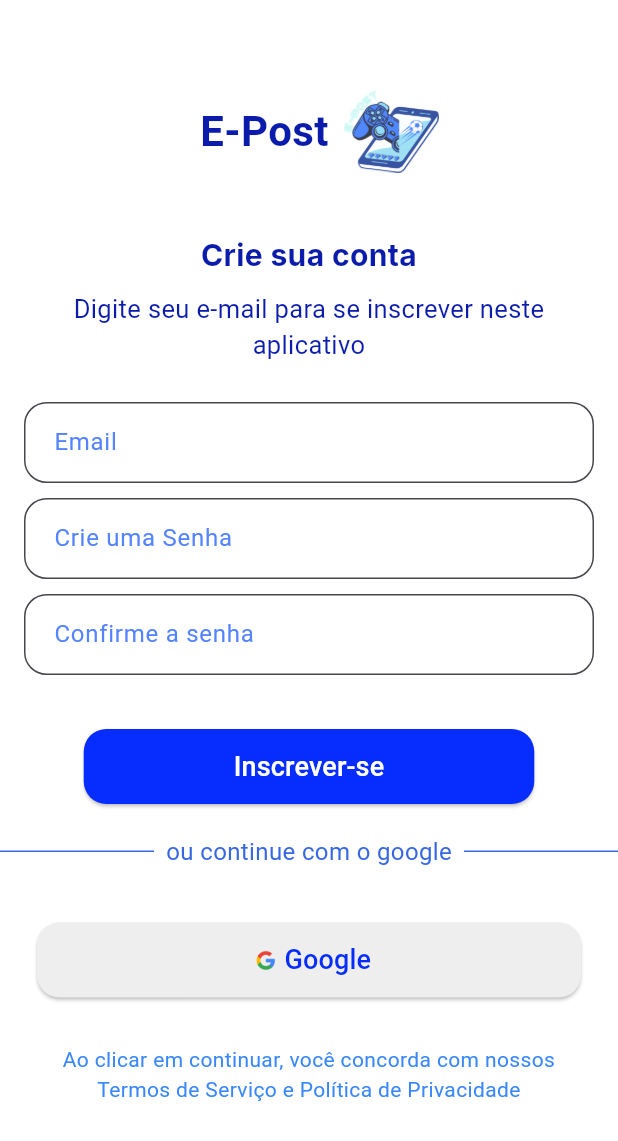
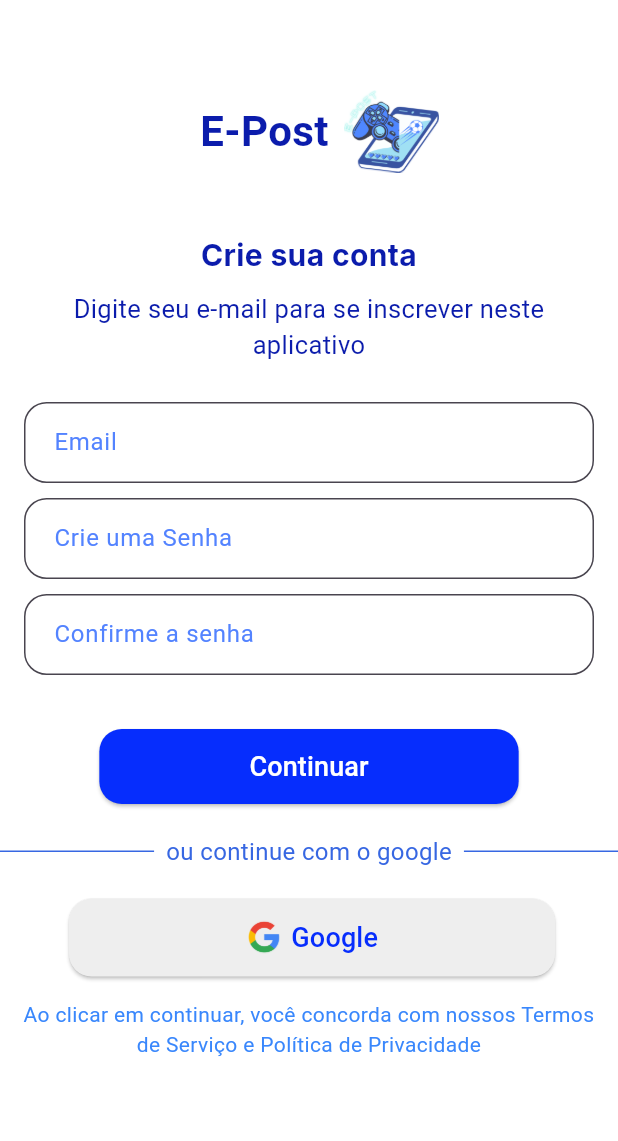
Before and after one commit to EduardoSA8006/E-Post, a Flutter app: the screen it shows after launch, on a phone screen of 412 x 824 dp. Shown: the top 1141 px of the screen. Run offline on Flutter 3.47's test engine with Material 3 defaults, Android fonts, the phone set to English and light mode, and no system bars; our stand-ins replace flutter_masked_text2, google_fonts.

Commit message:
Correção da logo do google, parte 2 da tela de signUp, verificações de entrada, adição de novos arquivos, entre outras pequenas alterações.

```diff
--- a/devel/e_post/lib/main.dart
+++ b/devel/e_post/lib/main.dart
@@ -1,6 +1,32 @@
+import 'package:e_post/screens/telaSignUp2.dart';
+
 import 'screens/telaSignup.dart';
 import 'package:flutter/material.dart';
+import 'package:flutter_localizations/flutter_localizations.dart';
 
 void main() {
-  runApp(TelaSignup());
+  runApp(MyApp());
 }
+
+class MyApp extends StatelessWidget {
+  @override
+  Widget build(BuildContext context) {
+    return MaterialApp(
+      debugShowCheckedModeBanner: false,
+      title: 'Meu Aplicativo',
+      theme: ThemeData(
+        primarySwatch: Colors.blue,
+      ),
+      localizationsDelegates: [
+        GlobalMaterialLocalizations.delegate,
+        GlobalWidgetsLocalizations.delegate,
+        GlobalCupertinoLocalizations.delegate,
+      ],
+      supportedLocales: [
+        const Locale('en', 'US'),
+        const Locale('pt', 'BR'),
+      ],
+      home: TelaSignup(),
+    );
+  }
+}
--- a/devel/e_post/lib/screens/telaSignup.dart
+++ b/devel/e_post/lib/screens/telaSignup.dart
@@ -1,3 +1,4 @@
+import 'package:e_post/screens/telaSignUp2.dart';
 import 'package:flutter/material.dart';
 import 'package:google_fonts/google_fonts.dart';
 
@@ -14,12 +15,12 @@ class _TelaSignupState extends State<TelaSignup> {
     return MaterialApp(
       debugShowCheckedModeBanner: false,
       home: Scaffold(
-        backgroundColor: Color.fromARGB(255, 255, 255, 255),
+        backgroundColor: const Color.fromARGB(255, 255, 255, 255),
         body: SingleChildScrollView(
           child: Column(
             children: <Widget>[
               Container(
-                margin: EdgeInsets.fromLTRB(0, 50, 0, 0),
+                margin: const EdgeInsets.fromLTRB(0, 50, 0, 0),
                 width: double.infinity,
                 height: 75,
                 color: Colors.white,
@@ -27,7 +28,7 @@ class _TelaSignupState extends State<TelaSignup> {
                   child: Row(
                     mainAxisSize: MainAxisSize.min,
                     children: <Widget>[
-                      Padding(
+                      const Padding(
                         padding: EdgeInsets.only(left: 30.0),
                         child: Text(
                           'E-Post',
@@ -38,9 +39,9 @@ class _TelaSignupState extends State<TelaSignup> {
                           ),
                         ),
                       ),
-                      SizedBox(width: 10),
+                      const SizedBox(width: 10),
                       Padding(
-                        padding: EdgeInsets.only(right: 16.0),
+                        padding: const EdgeInsets.only(right: 16.0),
                         child: Image.asset(
                           "assets/images/icon.png",
                           height: 55,
@@ -51,9 +52,9 @@ class _TelaSignupState extends State<TelaSignup> {
                 ),
               ),
               Container(
-                margin: EdgeInsets.fromLTRB(0, 20, 0, 0),
+                margin: const EdgeInsets.fromLTRB(0, 20, 0, 0),
                 color: Colors.white,
-                padding: EdgeInsets.all(10.0),
+                padding: const EdgeInsets.all(10.0),
                 child: Column(
                   children: <Widget>[
                     Text(
@@ -61,12 +62,12 @@ class _TelaSignupState extends State<TelaSignup> {
                       style: GoogleFonts.inter(
                         fontWeight: FontWeight.bold,
                         fontSize: 20,
-                        color: Color.fromARGB(255, 11, 28, 172),
+                        color: const Color.fromARGB(255, 11, 28, 172),
                       ),
                       textAlign: TextAlign.center,
                     ),
-                    SizedBox(height: 10),
-                    Text(
+                    const SizedBox(height: 10),
+                    const Text(
                       "Digite seu e-mail para se inscrever neste aplicativo",
                       style: TextStyle(
                         fontSize: 17,
@@ -79,7 +80,7 @@ class _TelaSignupState extends State<TelaSignup> {
               ),
               Container(
                 color: Colors.white,
-                padding: EdgeInsets.all(16.0),
+                padding: const EdgeInsets.all(16.0),
                 child: Column(
                   children: <Widget>[
                     TextFormField(
@@ -89,15 +90,15 @@ class _TelaSignupState extends State<TelaSignup> {
                           border: OutlineInputBorder(
                               borderRadius: BorderRadius.circular(15)),
                           labelText: 'Email',
-                          labelStyle: TextStyle(
+                          labelStyle: const TextStyle(
                             color: Color.fromARGB(255, 83, 131, 255),
                           ),
-                          contentPadding: EdgeInsets.symmetric(
+                          contentPadding: const EdgeInsets.symmetric(
                             vertical: 15,
                             horizontal: 16,
                           )),
                     ),
-                    SizedBox(height: 10),
+                    const SizedBox(height: 10),
                     TextFormField(
                       decoration: InputDecoration(
                         filled: true,
@@ -106,17 +107,17 @@ class _TelaSignupState extends State<TelaSignup> {
                           borderRadius: BorderRadius.circular(15),
                         ),
                         labelText: 'Crie uma Senha',
-                        labelStyle: TextStyle(
+                        labelStyle: const TextStyle(
                           color: Color.fromARGB(255, 83, 131, 255),
                         ),
-                        contentPadding: EdgeInsets.symmetric(
+                        contentPadding: const EdgeInsets.symmetric(
                           vertical: 15,
                           horizontal: 16,
                         ),
                       ),
                       obscureText: true, // Hides the password text
                     ),
-                    SizedBox(
+                    const SizedBox(
                       height: 10,
                     ),
                     TextFormField(
@@ -127,10 +128,10 @@ class _TelaSignupState extends State<TelaSignup> {
                           borderRadius: BorderRadius.circular(15),
                         ),
                         labelText: 'Confirme a senha',
-                        labelStyle: TextStyle(
+                        labelStyle: const TextStyle(
                           color: Color.fromARGB(255, 83, 131, 255),
                         ),
-                        contentPadding: EdgeInsets.symmetric(
+                        contentPadding: const EdgeInsets.symmetric(
                           vertical: 15,
                           horizontal: 16,
                         ),
@@ -142,41 +143,47 @@ class _TelaSignupState extends State<TelaSignup> {
               ),
               Container(
                 color: Colors.white,
-                margin: EdgeInsets.fromLTRB(0, 20, 0, 0),
+                margin: const EdgeInsets.fromLTRB(0, 20, 0, 0),
                 child: ElevatedButton(
                   style: ElevatedButton.styleFrom(
-                    backgroundColor: Color.fromARGB(255, 6, 45, 253),
+                    backgroundColor: const Color.fromARGB(255, 6, 45, 253),
                     shape: RoundedRectangleBorder(
                       borderRadius: BorderRadius.circular(15.0),
                     ),
-                    padding: EdgeInsets.symmetric(
+                    padding: const EdgeInsets.symmetric(
                       vertical: 12.0,
                       horizontal: 100.0,
                     ),
                   ),
-                  child: Text(
-                    'Inscrever-se',
+                  child: const Text(
+                    'Continuar',
                     style: TextStyle(
                       fontSize: 18,
                       color: Colors.white,
                     ),
                   ),
-                  onPressed: () {},
+                  onPressed: () {
+                    Navigator.push(
+                      context,
+                      MaterialPageRoute(
+                          builder: (context) => const TelaSignup2()),
+                    );
+                  },
                 ),
               ),
               Container(
                 color: Colors.white,
-                margin: EdgeInsets.fromLTRB(0, 20, 0, 0),
+                margin: const EdgeInsets.fromLTRB(0, 20, 0, 0),
                 child: Row(
                   children: <Widget>[
                     Expanded(
                       child: Container(
-                        margin: EdgeInsets.only(right: 8.0),
+                        margin: const EdgeInsets.only(right: 8.0),
                         height: 1.0,
-                        color: Color.fromARGB(255, 55, 103, 226),
+                        color: const Color.fromARGB(255, 55, 103, 226),
                       ),
                     ),
-                    Text(
+                    const Text(
                       "ou continue com o google",
                       style: TextStyle(
                         fontSize: 16,
@@ -186,41 +193,45 @@ class _TelaSignupState extends State<TelaSignup> {
                     ),
                     Expanded(
                       child: Container(
-                        margin: EdgeInsets.only(left: 8.0),
+                        margin: const EdgeInsets.only(left: 8.0),
                         height: 1.0,
-                        color: Color.fromARGB(255, 55, 103, 226),
+                        color: const Color.fromARGB(255, 55, 103, 226),
                       ),
                     ),
                   ],
                 ),
               ),
+              const SizedBox(
+                height: 20,
+              ),
               Container(
                 color: Colors.white,
-                margin: EdgeInsets.fromLTRB(0, 20, 0, 0),
-                padding: EdgeInsets.all(16.0),
+                padding: const EdgeInsets.fromLTRB(20, 0, 16, 0),
                 child: ElevatedButton(
                   style: ElevatedButton.styleFrom(
-                    backgroundColor: Color.fromARGB(255, 238, 238, 238),
+                    backgroundColor: const Color.fromARGB(255, 238, 238, 238),
                     shape: RoundedRectangleBorder(
                       borderRadius: BorderRadius.circular(15.0),
                     ),
-                    padding: EdgeInsets.symmetric(
-                      vertical: 12.0,
-                      horizontal: 140,
+                    padding: const EdgeInsets.symmetric(
+                      vertical: 13,
+                      horizontal: 118,
                     ),
                   ),
                   child: Row(
                     mainAxisSize: MainAxisSize.min,
+                    mainAxisAlignment: MainAxisAlignment.center,
                     children: <Widget>[
                       Padding(
-                        padding: EdgeInsets.only(left: 0),
+                        padding: const EdgeInsets.fromLTRB(0, 0, 5, 0),
                         child: Image.asset(
-                          "assets/images/googleLogo.png",
+                          "assets/images/logoGoogle.png",
                           height: 25,
                         ),
                       ),
-                      Text(
+                      const Text(
                         'Google',
+                        textAlign: TextAlign.center,
                         style: TextStyle(
                           fontSize: 18,
                           color: Color.fromARGB(255, 6, 45, 253),
@@ -233,10 +244,9 @@ class _TelaSignupState extends State<TelaSignup> {
               ),
               Container(
                 color: Colors.white,
-                margin: EdgeInsets.fromLTRB(0, 5, 0, 0),
-                padding: EdgeInsets.all(10),
-                width: 350,
-                child: Text(
+                margin: const EdgeInsets.fromLTRB(0, 5, 0, 0),
+                padding: const EdgeInsets.all(10),
+                child: const Text(
                   'Ao clicar em continuar, você concorda com nossos Termos de Serviço e Política de Privacidade',
                   textAlign: TextAlign.center,
                   style: TextStyle(color: Color.fromARGB(255, 57, 135, 252)),
--- a/devel/e_post/pubspec.yaml
+++ b/devel/e_post/pubspec.yaml
@@ -14,6 +14,9 @@ dependencies:
 
   cupertino_icons: ^1.0.6
   google_fonts: ^6.2.1
+  flutter_masked_text2: ^0.9.1
+  flutter_localizations:
+    sdk: flutter
 
 dev_dependencies:
   flutter_test:
@@ -25,4 +28,4 @@ flutter:
 
   assets:
     - assets/images/icon.png
-    - assets/images/googleLogo.png
+    - assets/images/logoGoogle.png
```
Also changed, not shown: devel/e_post/lib/screens/telaSignUp2.dart (+237 -0 lines), devel/e_post/assets/images/googleLogo.png (deleted), devel/e_post/assets/images/logoGoogle.png (added), devel/e_post/pubspec.lock.
